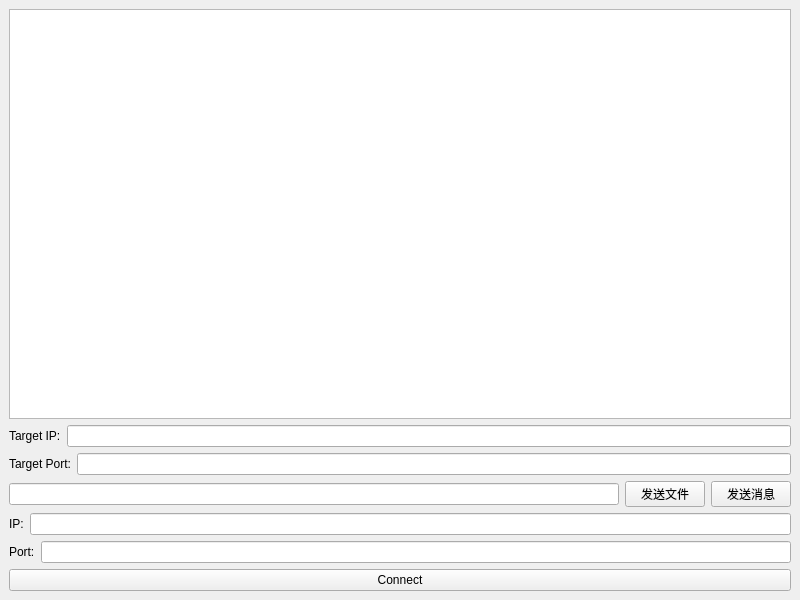
Above: chat_client/main_window.ui from linyuansup/qt before the change. Below: the same form after it.
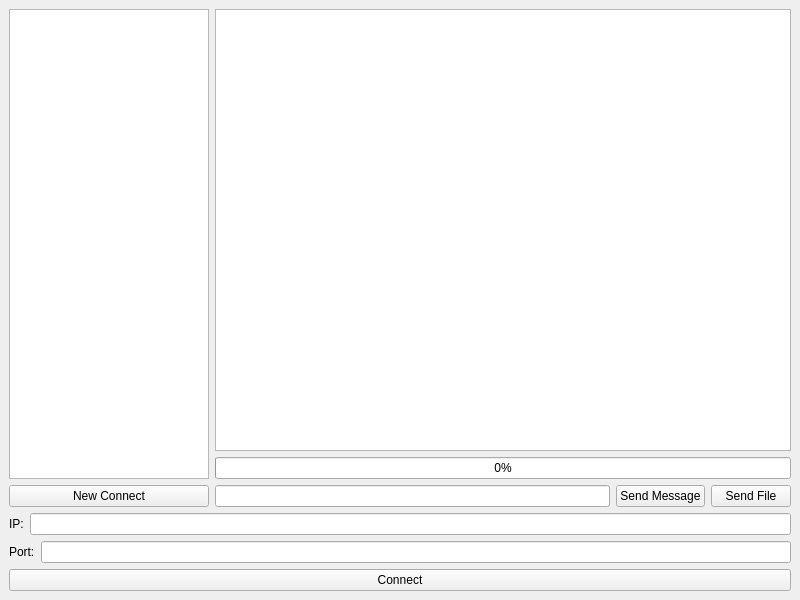
That is the form after the change.

```diff
--- a/chat_client/main_window.ui
+++ b/chat_client/main_window.ui
@@ -16,54 +16,74 @@
   <widget class="QWidget" name="centralwidget">
    <layout class="QVBoxLayout" name="MainLayout">
     <item>
-     <widget class="QTextBrowser" name="textArea"/>
-    </item>
+     <layout class="QHBoxLayout" name="horizontalLayout_2">
     <item>
-     <layout class="QHBoxLayout" name="horizontalLayout_4">
+       <layout class="QVBoxLayout" name="verticalLayout_2">
       <item>
-       <widget class="QLabel" name="label_2">
-        <property name="text">
-         <string>Target IP:</string>
-        </property>
+         <widget class="QListView" name="contactList">
+          <property name="minimumSize">
+           <size>
+            <width>0</width>
+            <height>0</height>
+           </size>
+          </property>
+          <property name="maximumSize">
+           <size>
+            <width>200</width>
+            <height>16777215</height>
+           </size>
+          </property>
        </widget>
       </item>
       <item>
-       <widget class="QLineEdit" name="targetIpEdit"/>
+         <widget class="QPushButton" name="newConnect">
+          <property name="maximumSize">
+           <size>
+            <width>200</width>
+            <height>16777215</height>
+           </size>
+          </property>
+          <property name="text">
+           <string>New Connect</string>
+          </property>
+         </widget>
       </item>
      </layout>
     </item>
     <item>
-     <layout class="QHBoxLayout" name="horizontalLayout_5">
+       <layout class="QVBoxLayout" name="verticalLayout">
       <item>
-       <widget class="QLabel" name="label_2">
-        <property name="text">
-         <string>Target Port:</string>
+         <widget class="QTextBrowser" name="messageList"/>
+        </item>
+        <item>
+         <widget class="QProgressBar" name="progressBar">
+          <property name="value">
+           <number>0</number>
         </property>
        </widget>
       </item>
       <item>
-       <widget class="QLineEdit" name="targetPortEdit"/>
-      </item>
-     </layout>
-    </item>
-    <item>
-     <layout class="QHBoxLayout" name="horizontalLayout2">
+         <layout class="QHBoxLayout" name="horizontalLayout_3">
       <item>
        <widget class="QLineEdit" name="messageEdit"/>
       </item>
       <item>
-       <widget class="QPushButton" name="sendFileButton">
+           <widget class="QPushButton" name="sendMessage">
         <property name="text">
-         <string>发送文件</string>
+             <string>Send Message</string>
         </property>
        </widget>
       </item>
       <item>
-       <widget class="QPushButton" name="sendButton">
+           <widget class="QPushButton" name="sendFile">
         <property name="text">
-         <string>发送消息</string>
-        </property>
-       </widget>
+             <string>Send File</string>
+            </property>
+           </widget>
+          </item>
+         </layout>
+        </item>
+       </layout>
       </item>
      </layout>
     </item>
```
Lines whose indentation alone changed are shown as unchanged.
